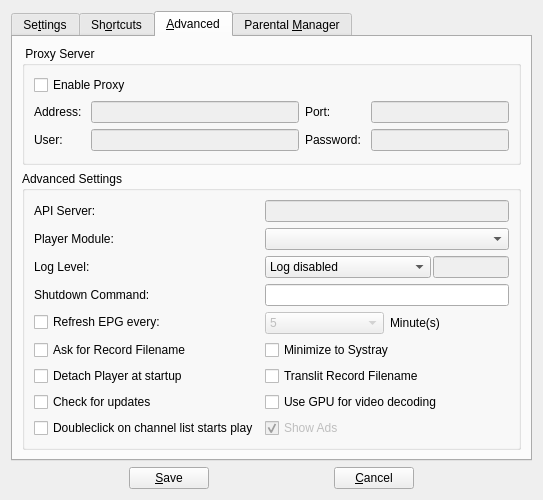
Above: vlc-record/forms/csettingsdlg.ui from code-google-com/vlc-record before the change. Below: the same form after it.
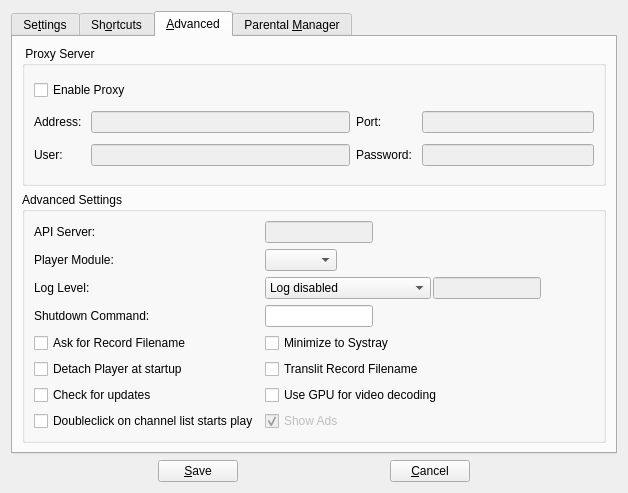
That is the form after the change. The open tabs and pages were chosen to show the change. Icons and pictures are not drawn. Custom widgets are drawn as their Qt base class.

Commit message: remove EPG refresh from settings

```diff
--- a/vlc-record/forms/csettingsdlg.ui
+++ b/vlc-record/forms/csettingsdlg.ui
@@ -6,8 +6,8 @@
    <rect>
     <x>0</x>
     <y>0</y>
-    <width>543</width>
-    <height>458</height>
+    <width>628</width>
+    <height>493</height>
    </rect>
   </property>
   <property name="windowTitle">
@@ -474,6 +474,9 @@
           <string>Advanced Settings</string>
          </property>
          <layout class="QFormLayout" name="formLayout_2">
+          <property name="fieldGrowthPolicy">
+           <enum>QFormLayout::FieldsStayAtSizeHint</enum>
+          </property>
           <item row="0" column="0">
            <widget class="QLabel" name="lanApiServer">
             <property name="text">
@@ -560,95 +563,55 @@
            <widget class="QLineEdit" name="lineShutdown"/>
           </item>
           <item row="4" column="0">
-           <widget class="QCheckBox" name="checkRefresh">
-            <property name="text">
-             <string>Refresh EPG every:</string>
-            </property>
-           </widget>
-          </item>
-          <item row="4" column="1">
-           <layout class="QHBoxLayout" name="horizontalLayout_3">
-            <item>
-             <widget class="QComboBox" name="cbxInterval">
-              <property name="enabled">
-               <bool>false</bool>
-              </property>
-              <item>
-               <property name="text">
-                <string>5</string>
-               </property>
-              </item>
-              <item>
-               <property name="text">
-                <string>10</string>
-               </property>
-              </item>
-              <item>
-               <property name="text">
-                <string>15</string>
-               </property>
-              </item>
-             </widget>
-            </item>
-            <item>
-             <widget class="QLabel" name="label_9">
-              <property name="text">
-               <string>Minute(s)</string>
-              </property>
-             </widget>
-            </item>
-           </layout>
-          </item>
-          <item row="5" column="0">
            <widget class="QCheckBox" name="checkAskForName">
             <property name="text">
              <string>Ask for Record Filename</string>
             </property>
            </widget>
           </item>
-          <item row="5" column="1">
+          <item row="4" column="1">
            <widget class="QCheckBox" name="checkHideToSystray">
             <property name="text">
              <string>Minimize to Systray</string>
             </property>
            </widget>
           </item>
-          <item row="6" column="0">
+          <item row="5" column="0">
            <widget class="QCheckBox" name="checkDetach">
             <property name="text">
              <string>Detach Player at startup</string>
             </property>
            </widget>
           </item>
-          <item row="6" column="1">
+          <item row="5" column="1">
            <widget class="QCheckBox" name="checkTranslit">
             <property name="text">
              <string>Translit Record Filename</string>
             </property>
            </widget>
           </item>
-          <item row="7" column="0">
+          <item row="6" column="0">
            <widget class="QCheckBox" name="checkUpdate">
             <property name="text">
              <string>Check for updates</string>
             </property>
            </widget>
           </item>
-          <item row="7" column="1">
+          <item row="6" column="1">
            <widget class="QCheckBox" name="checkGPUAcc">
             <property name="text">
              <string>Use GPU for video decoding</string>
             </property>
            </widget>
           </item>
-          <item row="8" column="0">
+          <item row="7" column="0">
            <widget class="QCheckBox" name="check2ClicksToPlay">
             <property name="text">
              <string>Doubleclick on channel list starts play</string>
             </property>
            </widget>
           </item>
-          <item row="8" column="1">
+          <item row="7" column="1">
            <widget class="QCheckBox" name="checkAds">
             <property name="enabled">
              <bool>false</bool>
```
Left out of the diff: 26 changed lines with no effect on the pictures. The commit also changes 6 other files.
